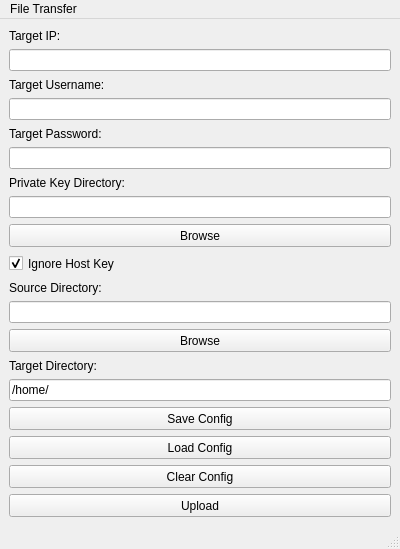
Before: the Qt Designer form brainwave-prediction-app/gui_windows/transfer_files_window3.ui in 3C-SCSU/Avatar, drawn with Qt 5.
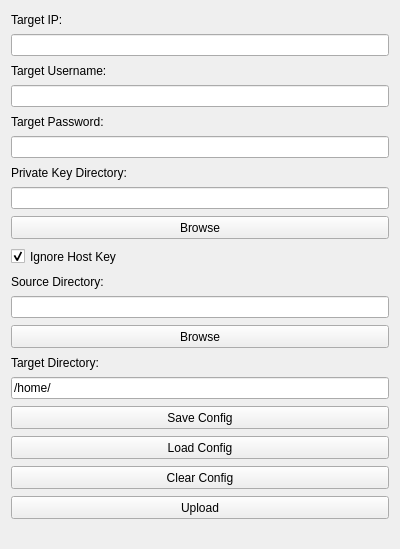
After: the same form once the commit is applied.

Commit message: Add first working version of file transfer menu

```diff
--- a/brainwave-prediction-app/gui_windows/transfer_files_window3.ui
+++ b/brainwave-prediction-app/gui_windows/transfer_files_window3.ui
@@ -1,7 +1,7 @@
 <?xml version="1.0" encoding="UTF-8"?>
 <ui version="4.0">
- <class>MainWindow</class>
- <widget class="QMainWindow" name="MainWindow">
+ <class>TransferWidget</class>
+ <widget class="QWidget" name="TransferWidget">
   <property name="geometry">
    <rect>
     <x>0</x>
@@ -13,7 +13,6 @@
   <property name="windowTitle">
    <string>Transfer Data</string>
   </property>
-  <widget class="QWidget" name="centralwidget">
    <layout class="QVBoxLayout" name="verticalLayout">
     <item>
      <widget class="QLabel" name="host_label">
@@ -254,24 +253,6 @@
      </widget>
     </item>
    </layout>
-  </widget>
-  <widget class="QMenuBar" name="menubar">
-   <property name="geometry">
-    <rect>
-     <x>0</x>
-     <y>0</y>
-     <width>400</width>
-     <height>20</height>
-    </rect>
-   </property>
-   <widget class="QMenu" name="menuFile_Transfer">
-    <property name="title">
-     <string>File Transfer</string>
-    </property>
-   </widget>
-   <addaction name="menuFile_Transfer"/>
-  </widget>
-  <widget class="QStatusBar" name="statusbar"/>
  </widget>
  <resources/>
  <connections/>
```
Lines whose indentation alone changed are shown as unchanged. The commit also changes 2 other files.
